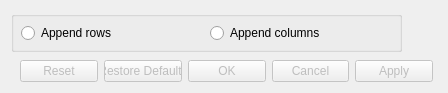
Old version of the form src/Interface/Modules/Math/AppendMatrix.ui in the repository SCIInstitute/SCIRun.
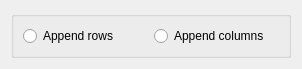
New version of the form.

Patch:
```diff
--- a/src/Interface/Modules/Math/AppendMatrix.ui
+++ b/src/Interface/Modules/Math/AppendMatrix.ui
@@ -6,8 +6,8 @@
    <rect>
     <x>0</x>
     <y>0</y>
-    <width>448</width>
-    <height>93</height>
+    <width>302</width>
+    <height>68</height>
    </rect>
   </property>
   <property name="sizePolicy">
@@ -18,56 +18,19 @@
   </property>
   <property name="minimumSize">
    <size>
-    <width>448</width>
-    <height>93</height>
+    <width>0</width>
+    <height>0</height>
    </size>
   </property>
   <property name="windowTitle">
    <string>Dialog</string>
   </property>
-  <widget class="QDialogButtonBox" name="buttonBox">
-   <property name="enabled">
-    <bool>false</bool>
-   </property>
-   <property name="geometry">
-    <rect>
-     <x>20</x>
-     <y>60</y>
-     <width>413</width>
-     <height>23</height>
-    </rect>
-   </property>
-   <property name="orientation">
-    <enum>Qt::Horizontal</enum>
-   </property>
-   <property name="standardButtons">
-    <set>QDialogButtonBox::Apply|QDialogButtonBox::Cancel|QDialogButtonBox::Ok|QDialogButtonBox::Reset|QDialogButtonBox::RestoreDefaults</set>
-   </property>
-   <property name="centerButtons">
-    <bool>false</bool>
-   </property>
-  </widget>
+  <layout class="QGridLayout" name="gridLayout">
+   <item row="0" column="0">
   <widget class="QGroupBox" name="groupBox">
-   <property name="geometry">
-    <rect>
-     <x>11</x>
-     <y>11</y>
-     <width>391</width>
-     <height>41</height>
-    </rect>
-   </property>
    <property name="title">
     <string/>
    </property>
-   <widget class="QWidget" name="layoutWidget">
-    <property name="geometry">
-     <rect>
-      <x>10</x>
-      <y>10</y>
-      <width>371</width>
-      <height>25</height>
-     </rect>
-    </property>
     <layout class="QHBoxLayout" name="horizontalLayout">
      <item>
       <widget class="QRadioButton" name="appendRowsButton_">
@@ -85,7 +48,8 @@
      </item>
     </layout>
    </widget>
-  </widget>
+   </item>
+  </layout>
  </widget>
  <resources/>
  <connections>
```
Left out of the diff: 35 changed lines with no effect on the pictures. Lines whose indentation alone changed are shown as unchanged.
